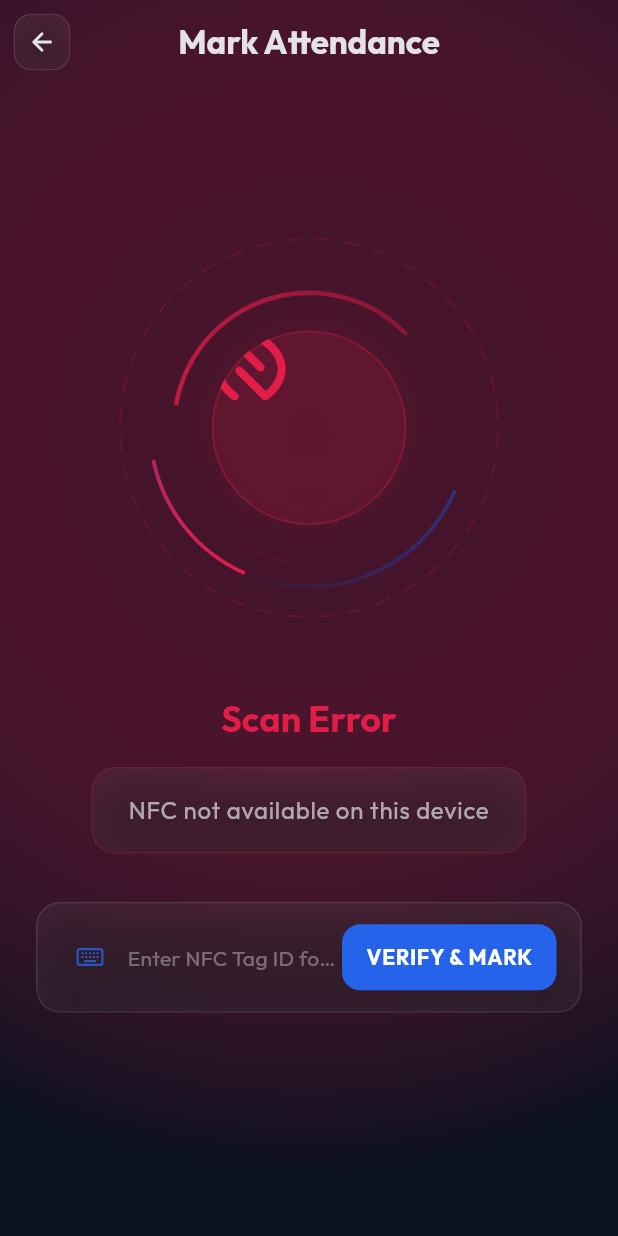
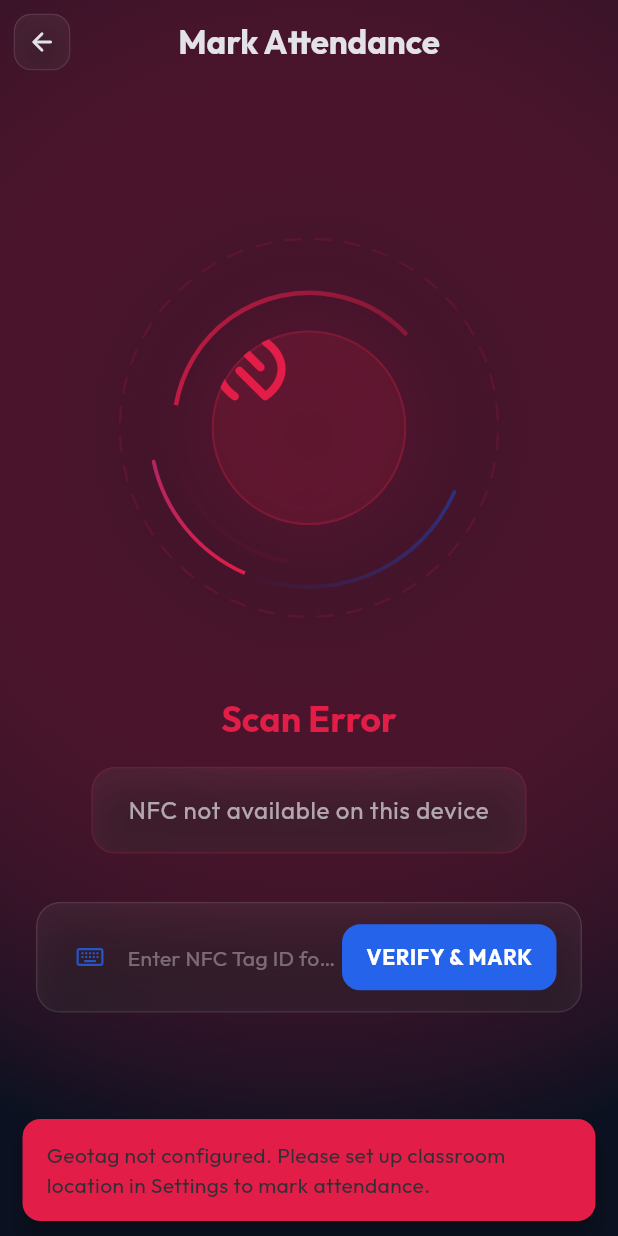
Before and after one commit to manosekar-m/Attendexa, a Flutter app: the AttendanceMarkingScreen screen opened directly, after a tap on "VERIFY & MARK", on a phone screen of 412 x 824 dp. Run offline on Flutter 3.47's test engine with Material 3 defaults, Android fonts, the phone set to English and light mode, and no system bars; our stand-ins replace csv, file_picker, flutter_tts, font_awesome_flutter, geolocator, google_fonts and 4 more; missing offline and left inert: nfc_manager, nfc_manager_ndef, spreadsheet_decoder; accounts and stored records are empty.

Commit message:
Block manual & NFC tap attendance marking when geotag is not configured

```diff
--- a/lib/screens/attendance_marking_screen.dart
+++ b/lib/screens/attendance_marking_screen.dart
@@ -230,6 +230,21 @@ class _AttendanceMarkingScreenState extends State<AttendanceMarkingScreen>
   }
 
   Future<void> _markManual() async {
+    // Block if geotag is not configured at all
+    final prefs = await SharedPreferences.getInstance();
+    final geoEnabled = prefs.getBool('geo_enabled') ?? false;
+    if (!geoEnabled) {
+      if (mounted) {
+        ScaffoldMessenger.of(context).showSnackBar(SnackBar(
+          content: const Text('Geotag not configured. Please set up classroom location in Settings to mark attendance.'),
+          backgroundColor: AppColors.rose,
+          behavior: SnackBarBehavior.floating,
+          shape: RoundedRectangleBorder(borderRadius: BorderRadius.circular(12)),
+        ));
+      }
+      return;
+    }
+
     if (_isGeoBlocked) {
       ScaffoldMessenger.of(context).showSnackBar(SnackBar(
         content: const Text('Cannot mark attendance — outside classroom boundary.'),
```
Also changed, not shown: 4 other files.
